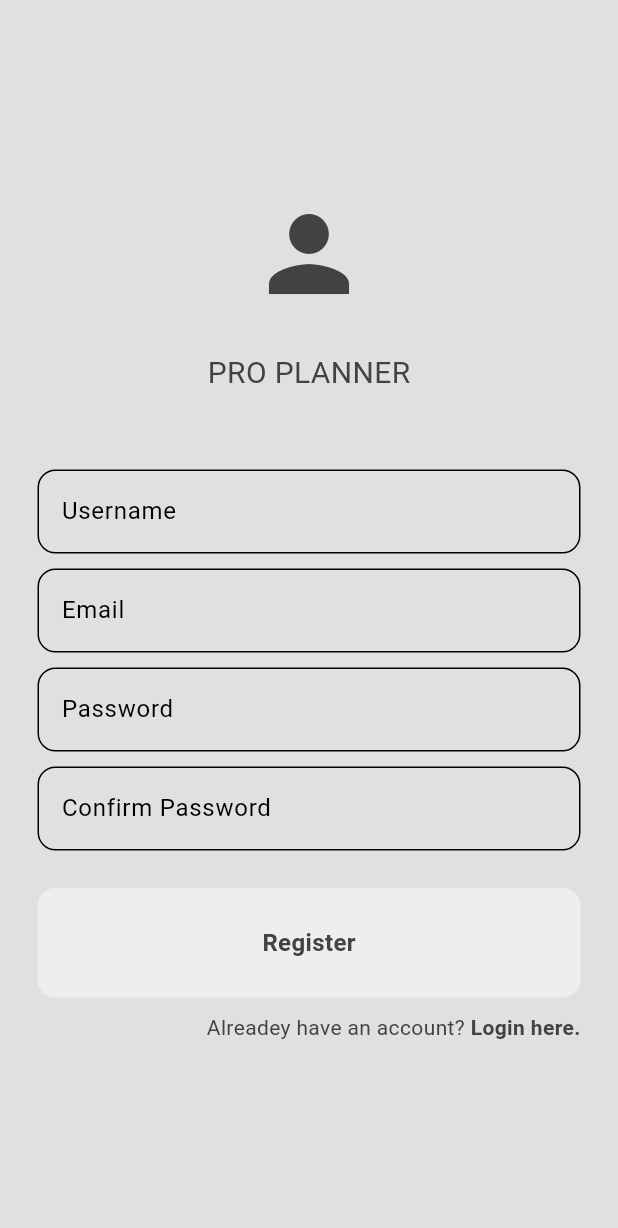
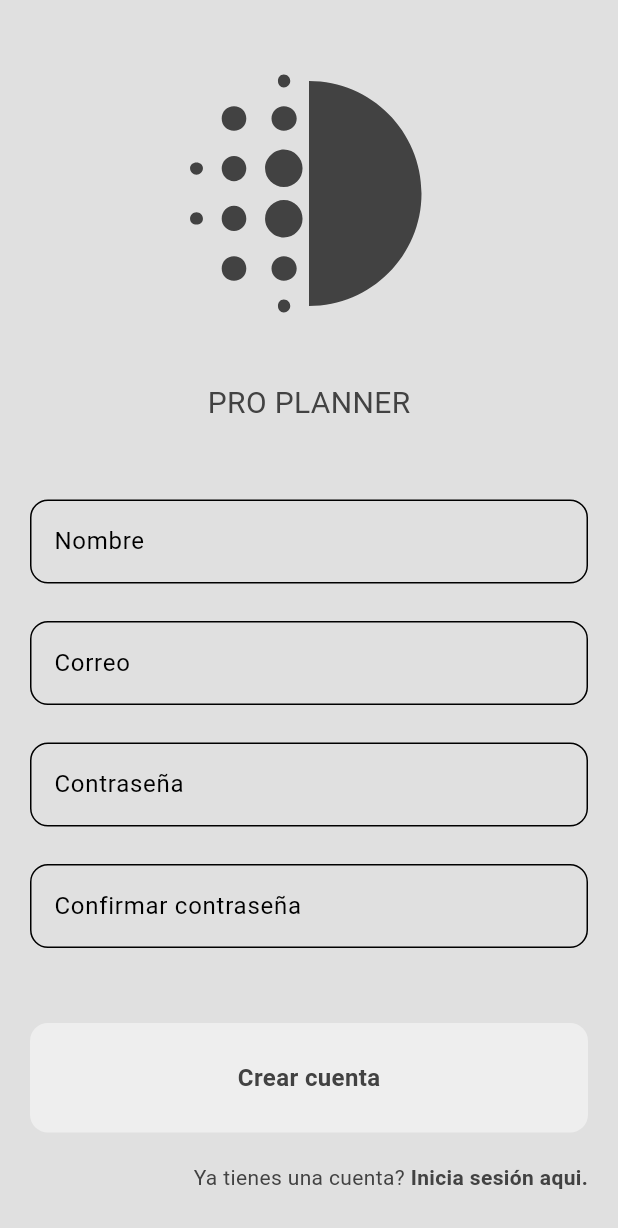
Before and after one commit to AndresCanto/ProPlannerApp, a Flutter app: the RegisterPage screen opened directly with empty values, on a phone screen of 412 x 824 dp. Shown: the top 1228 px of the screen. Run offline on Flutter 3.47's test engine with Material 3 defaults, Android fonts, the phone set to English and light mode, and no system bars; our stand-ins replace cloud_firestore, firebase_auth, firebase_core; accounts and stored records are empty.

Commit message:
Update register_page.dart
- change lenguage of the text from english to spanish

- add list view to avoid overlaping

- create table of users to save email and username

```diff
--- a/lib/pages/register_page.dart
+++ b/lib/pages/register_page.dart
@@ -1,3 +1,4 @@
+import 'package:cloud_firestore/cloud_firestore.dart';
 import 'package:firebase_auth/firebase_auth.dart';
 import 'package:flutter/material.dart';
 import 'package:notes_app/components/my_button.dart';
@@ -39,7 +40,7 @@ class _RegisterPageState extends State<RegisterPage> {
       Navigator.pop(context);
 
       //show error message to user
-      displayMessageToUser("Passwords don't match!!", context);
+      displayMessageToUser("Las contraseñas no coinciden!!", context);
     }
     // if passwords do match
     else {
@@ -52,8 +53,11 @@ class _RegisterPageState extends State<RegisterPage> {
           password: passwordController.text,
         );
 
+        // create a user document and add to firestore
+        createUserDocument(userCredential);
+
         // pop loading circle
-        Navigator.pop(context);
+        if (context.mounted) Navigator.pop(context);
       } on FirebaseAuthException catch (e) {
         //pop loading circle
         Navigator.pop(context);
@@ -63,76 +67,90 @@ class _RegisterPageState extends State<RegisterPage> {
     }
   }
 
+  // create a user document and collect them in firestore
+  Future<void> createUserDocument(UserCredential? userCredential) async {
+    if (userCredential != null && userCredential.user != null) {
+      await FirebaseFirestore.instance
+          .collection("Users")
+          .doc(userCredential.user!.email)
+          .set({
+        'email': userCredential.user!.email,
+        'username': usernameController.text,
+      });
+    }
+  }
+
   @override
   Widget build(BuildContext context) {
     return Scaffold(
       backgroundColor: Theme.of(context).colorScheme.background,
       body: Center(
-        child: Padding(
-          padding: const EdgeInsets.all(25.0),
-          child: Column(
-            mainAxisAlignment: MainAxisAlignment.center,
+        child: ListView(
+          shrinkWrap: true,
+          padding: const EdgeInsets.symmetric(horizontal: 20),
           children: [
             // logo
             Icon(
-                Icons.person,
-                size: 80,
+              Icons.deblur,
+              size: 200,
               color: Theme.of(context).colorScheme.inversePrimary,
             ),
             const SizedBox(height: 25),
 
             // app name
-              const Text(
+            const Center(
+              child: Text(
                 "PRO PLANNER",
                 style: TextStyle(fontSize: 20),
+              ),
             ),
             const SizedBox(height: 50),
 
             // username textfield
             MyTextField(
-                hintText: "Username",
+              hintText: "Nombre",
               obscureText: false,
               controller: usernameController,
             ),
-              const SizedBox(height: 10),
+            const SizedBox(height: 25),
 
             // email textfield
             MyTextField(
-                hintText: "Email",
+              hintText: "Correo",
               obscureText: false,
               controller: emailController,
             ),
-              const SizedBox(height: 10),
+            const SizedBox(height: 25),
 
             //password textfield
             MyTextField(
-                hintText: "Password",
+              hintText: "Contraseña",
               obscureText: true,
               controller: passwordController,
             ),
-              const SizedBox(height: 10),
+            const SizedBox(height: 25),
 
             //confirm password textfield
             MyTextField(
-                hintText: "Confirm Password",
+              hintText: "Confirmar contraseña",
               obscureText: true,
               controller: confirmPwController,
             ),
-              const SizedBox(height: 25),
+            const SizedBox(height: 50),
 
             // register button
             MyButton(
-                text: "Register",
+              text: "Crear cuenta",
               onTap: registerUser,
             ),
-              const SizedBox(height: 10),
+            const SizedBox(height: 20),
 
             //dont have an account? Register here
             Row(
               mainAxisAlignment: MainAxisAlignment.end,
               children: [
                 Text(
-                    "Alreadey have an account?",
+                  "Ya tienes una cuenta?",
                   style: TextStyle(
                     color: Theme.of(context).colorScheme.secondary,
                   ),
@@ -140,7 +158,7 @@ class _RegisterPageState extends State<RegisterPage> {
                 GestureDetector(
                   onTap: widget.onTap,
                   child: const Text(
-                      " Login here.",
+                    " Inicia sesión aqui.",
                     style: TextStyle(
                       fontWeight: FontWeight.bold,
                     ),
@@ -151,7 +169,6 @@ class _RegisterPageState extends State<RegisterPage> {
           ],
         ),
       ),
-      ),
     );
   }
 }
```
Lines whose indentation alone changed are shown as unchanged.
